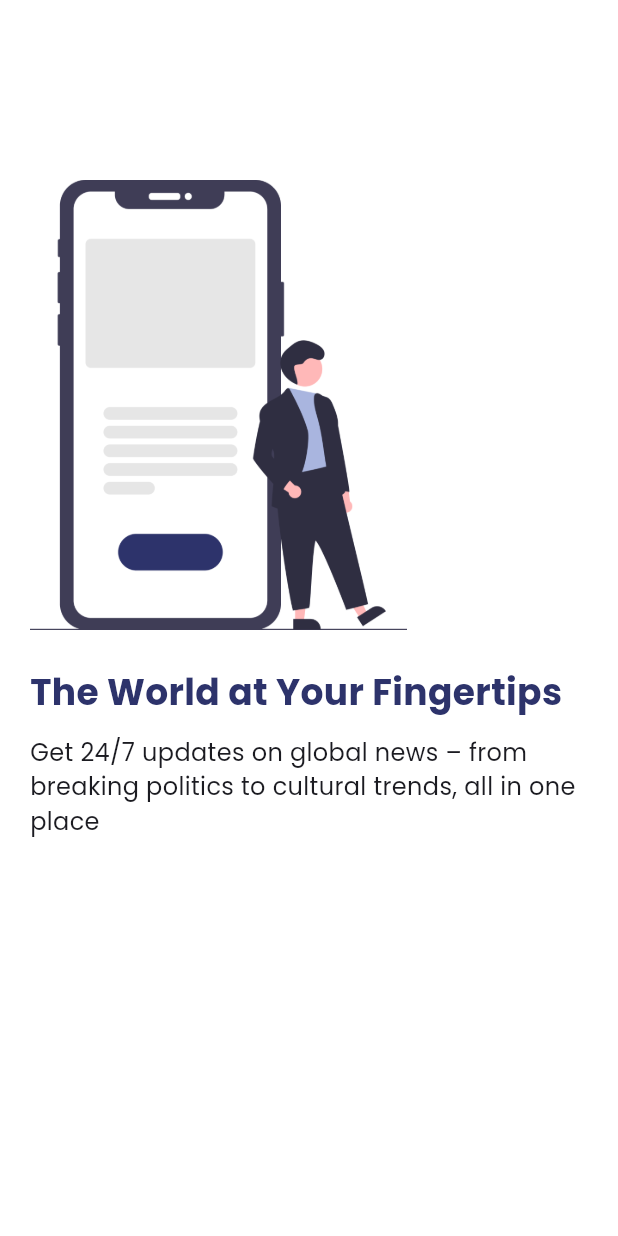
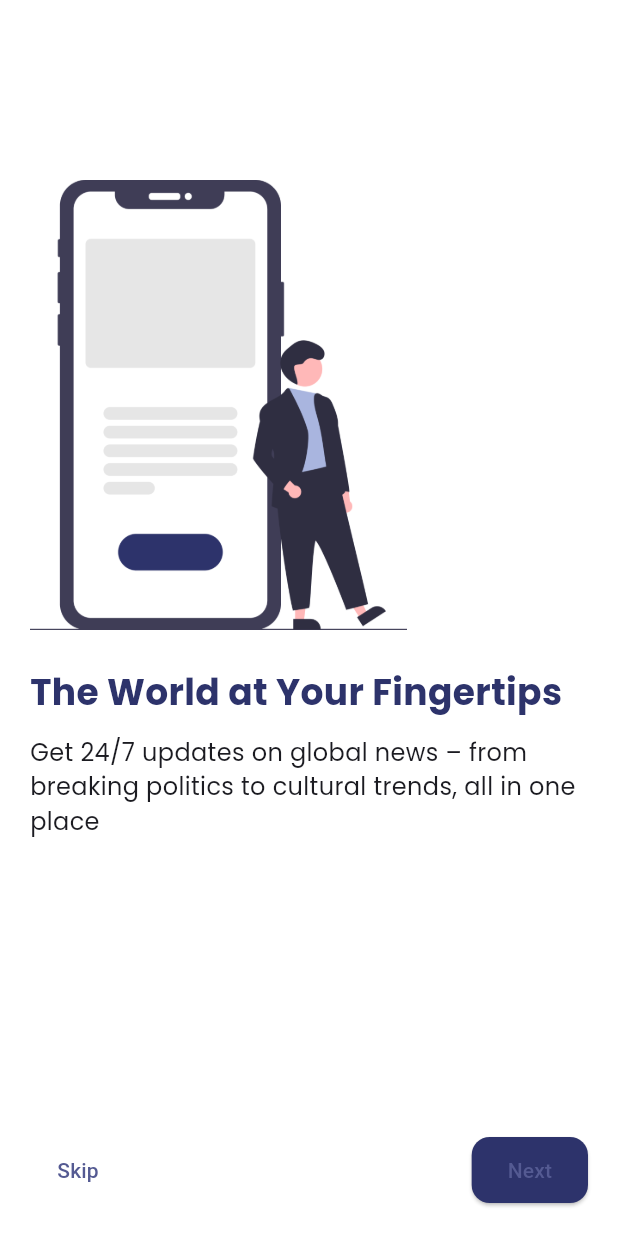
Before and after one commit to ahmaadn/news_hive, a Flutter app: the screen it shows after launch, on a phone screen of 412 x 824 dp. Run offline on Flutter 3.47's test engine with Material 3 defaults, Android fonts, the phone set to English and light mode, and no system bars; our stand-ins replace flutter_screenutil, google_fonts.

Commit message:
Implement introduction screen navigation and add login screen

```diff
--- a/lib/views/introduction_screen.dart
+++ b/lib/views/introduction_screen.dart
@@ -1,5 +1,5 @@
 import 'package:flutter/material.dart';
-import 'package:google_fonts/google_fonts.dart';
+import 'package:news_hive/views/login_screen.dart';
 import 'package:news_hive/views/utils/helper.dart';
 
 class IntroductionScreen extends StatefulWidget {
@@ -34,6 +34,20 @@ class _IntroductionScreenState extends State<IntroductionScreen> {
   final PageController _pageController = PageController();
   int _currentPage = 0;
 
+  void nextPage() {
+    if (_currentPage < pageList.length - 1) {
+      _pageController.nextPage(
+        duration: const Duration(milliseconds: 300),
+        curve: Curves.easeIn,
+      );
+    } else {
+      Navigator.pushReplacement(
+        context,
+        MaterialPageRoute(builder: (_) => const LoginScreen()),
+      );
+    }
+  }
+
   @override
   void initState() {
     _pageController.addListener(() {
@@ -50,6 +64,7 @@ class _IntroductionScreenState extends State<IntroductionScreen> {
       backgroundColor: cWhite,
       body: SafeArea(
         child: Stack(
+          alignment: AlignmentDirectional.topEnd,
           children: [
             PageView.builder(
               controller: _pageController,
@@ -73,6 +88,52 @@ class _IntroductionScreenState extends State<IntroductionScreen> {
                       ),
                       vsSmall,
                       Text(pageList[index]['subtitle'], style: subtitle1),
+                      Spacer(),
+                      if (_currentPage == pageList.length - 1)
+                        ElevatedButton(
+                          onPressed: nextPage,
+                          style: ElevatedButton.styleFrom(
+                            backgroundColor: cPrimary,
+                            padding: const EdgeInsets.symmetric(
+                              horizontal: 24,
+                              vertical: 12,
+                            ),
+                            shape: RoundedRectangleBorder(
+                              borderRadius: BorderRadius.circular(12),
+                            ),
+                          ),
+                          child: const Text("Get Started"),
+                        )
+                      else
+                        Row(
+                          mainAxisAlignment: MainAxisAlignment.spaceBetween,
+                          children: [
+                            TextButton(
+                              onPressed:
+                                  () => Navigator.pushReplacement(
+                                    context,
+                                    MaterialPageRoute(
+                                      builder: (_) => const LoginScreen(),
+                                    ),
+                                  ),
+                              child: const Text("Skip"),
+                            ),
+                            ElevatedButton(
+                              onPressed: nextPage,
+                              style: ElevatedButton.styleFrom(
+                                backgroundColor: cPrimary,
+                                padding: const EdgeInsets.symmetric(
+                                  horizontal: 24,
+                                  vertical: 12,
+                                ),
+                                shape: RoundedRectangleBorder(
+                                  borderRadius: BorderRadius.circular(12),
+                                ),
+                              ),
+                              child: const Text("Next"),
+                            ),
+                          ],
+                        ),
                     ],
                   ),
                 );
```
Also changed, not shown: lib/views/login_screen.dart (added, +15 -0 lines).
